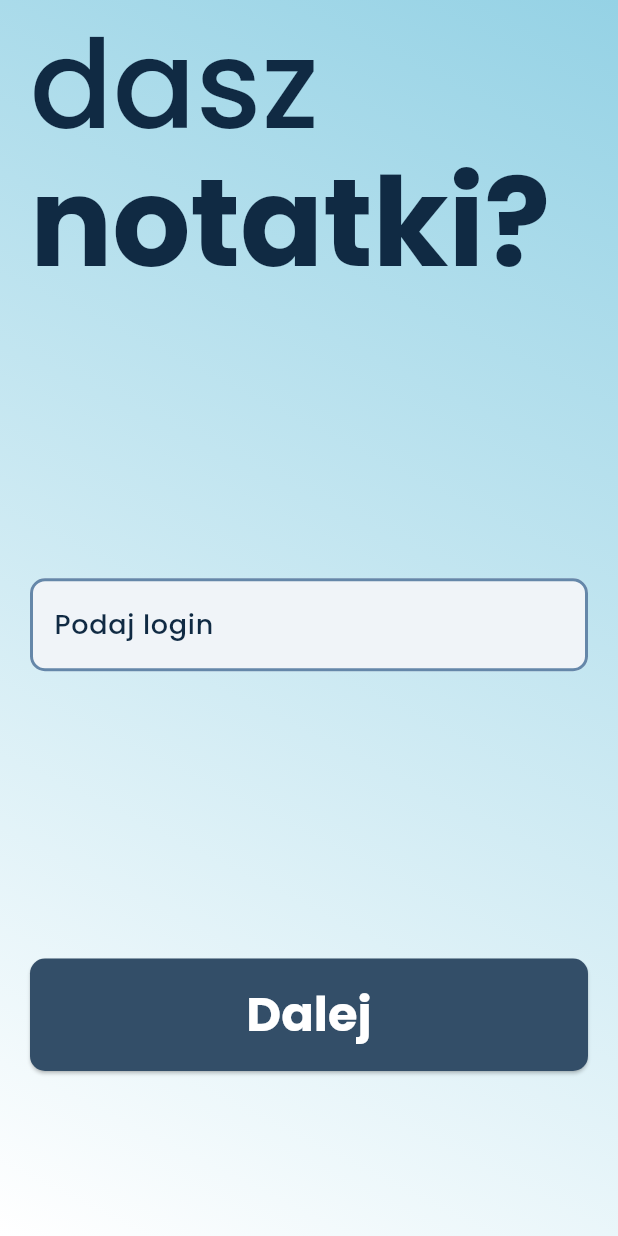
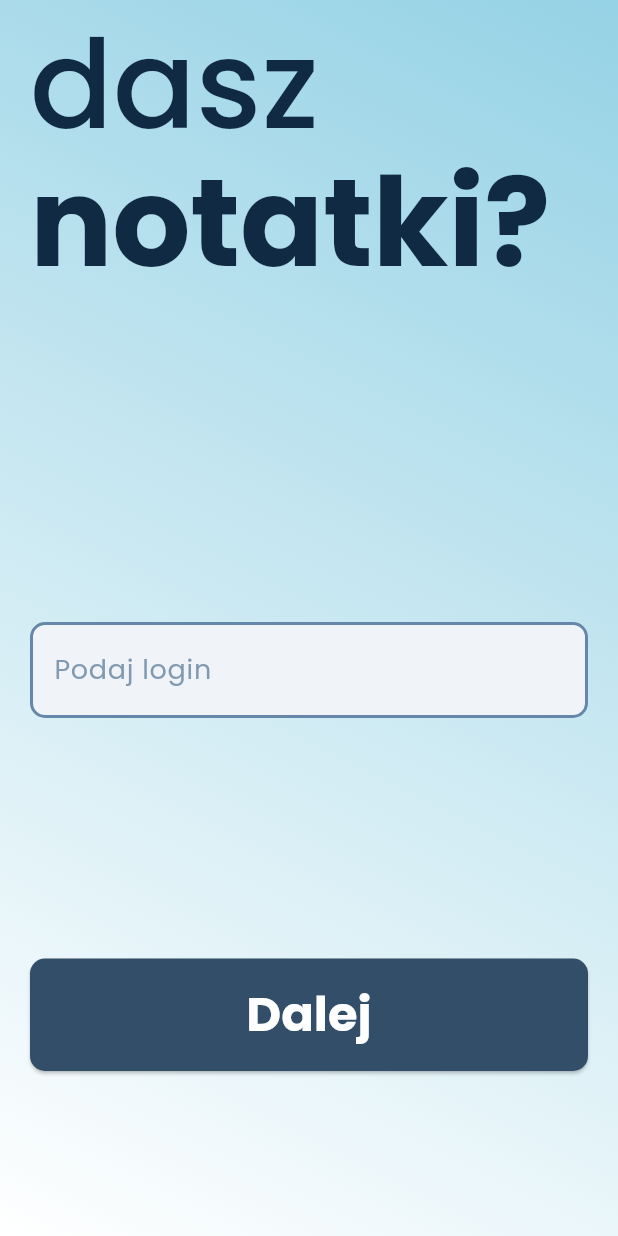
Before and after one commit to Miszczykk/dasz_spisac, a Flutter app: the screen it shows after launch, on a phone screen of 412 x 824 dp. Run offline on Flutter 3.47's test engine with Material 3 defaults, Android fonts, the light colour scheme and no system bars.

Commit message:
Added UI panel to login

```diff
--- /dev/null
+++ b/devtools_options.yaml
@@ -0,0 +1,3 @@
+description: This file stores settings for Dart & Flutter DevTools.
+documentation: https://docs.flutter.dev/tools/devtools/extensions#configure-extension-enablement-states
+extensions:
--- a/lib/theme/theme.dart
+++ b/lib/theme/theme.dart
@@ -12,24 +12,54 @@ class AppTheme {
       textTheme: TextTheme(
           displayLarge: TextStyle(
             fontSize: 82,
+            fontWeight: FontWeight.w500,
+            color: AppColors.primaryBlue,
+          ),
+          displayMedium: TextStyle(
+            fontSize: 42,
+            fontWeight: FontWeight.normal,
+            color: AppColors.secondaryBlue,
+          ),
+          headlineSmall: TextStyle(
+            fontSize: 18,
             fontWeight: FontWeight.normal,
             color: AppColors.primaryBlue,
           ),
+
+
         displaySmall: TextStyle(
           fontSize: 18,
           fontWeight: FontWeight.normal,
           color: AppColors.primaryBlue,
         ),
+
         bodyLarge: TextStyle(
           fontSize: 20,
           fontWeight: FontWeight.normal,
           color: AppColors.textInputActive
         ),
+
         bodySmall: TextStyle(
           fontSize: 14,
           fontWeight: FontWeight.normal,
           color: AppColors.secondaryBlue
-        )
+        ),
+
+          labelLarge: TextStyle(
+            fontSize: 38,
+            fontWeight: FontWeight.bold,
+            color: AppColors.textInputActive
+          ),
+          labelMedium: TextStyle(
+              fontSize: 24,
+              fontWeight: FontWeight.bold,
+              color: AppColors.textInputActive
+          ),
+          labelSmall: TextStyle(
+              fontSize: 14,
+              fontWeight: FontWeight.normal,
+              color: AppColors.secondaryBlue
+          )
       ),
 
       textSelectionTheme: TextSelectionThemeData(
@@ -42,11 +72,12 @@ class AppTheme {
         filled: true,
         fillColor: AppColors.bgInput,
         labelStyle: const TextStyle(
-          color: AppColors.textInputActive,
+          color: AppColors.textInputDesibled,
           fontSize: 18,
+          fontWeight: FontWeight.normal
         ),
         hintStyle: const TextStyle(
-          color: AppColors.textInputDesibled
+          color: AppColors.textInputDesibled,
         ),
         enabledBorder: OutlineInputBorder(
           borderRadius: BorderRadius.circular(10.0),
--- a/lib/viewmodels/login_viewmodel.dart
+++ b/lib/viewmodels/login_viewmodel.dart
@@ -1,5 +1,5 @@
+import 'package:flutter/material.dart';
 import 'package:dasz_spisac/views/policy_page.dart';
-import 'package:flutter/material.dart';
 
 class LoginViewmodel extends ChangeNotifier{
   final TextEditingController loginController = TextEditingController();
--- a/lib/viewmodels/policy_viewmodel.dart
+++ b/lib/viewmodels/policy_viewmodel.dart
@@ -1,10 +1,10 @@
 import 'package:flutter/material.dart';
-import 'package:dasz_spisac/views/policy_page.dart'; //TODO: Change
+import 'package:dasz_spisac/views/verification_page.dart';
 
 class PolicyViewmodel extends ChangeNotifier{
   void onNextPressed(BuildContext context) async{
     Navigator.of(context).pushReplacement(
-      MaterialPageRoute(builder: (context) => const PolicyPage()),
+      MaterialPageRoute(builder: (context) => const VerificationPage()),
     );
   }
 }
--- a/lib/views/login_page.dart
+++ b/lib/views/login_page.dart
@@ -39,9 +39,11 @@ class _LoginPageContent extends StatelessWidget{
             Expanded(child: Column(
               children: [
                 const Spacer(),
+                const Spacer(),
                 SizedBox(height: 100),
                 TextField(
                   controller: viewModel.loginController,
+                    style: Theme.of(context).textTheme.labelMedium,
                     decoration: const InputDecoration(
                         border: OutlineInputBorder(),
                         labelText: 'Podaj login'
--- a/lib/views/policy_page.dart
+++ b/lib/views/policy_page.dart
@@ -103,8 +103,8 @@ class _PolicyPageContent extends StatelessWidget{
                     Text.rich(
                       TextSpan(
                           children: [
-                          TextSpan(text: '\nREGULAMIN ŚWIADCZENIA USŁUG W RAMACH APLIKACJI MOBILNEJ "DASZ NOTATKI"\n\n', style: Theme.of(context).textTheme.displaySmall?.copyWith(fontWeight: FontWeight.bold)),
-                          TextSpan(text: policyText, style: Theme.of(context).textTheme.bodySmall)
+                          TextSpan(text: '\nREGULAMIN ŚWIADCZENIA USŁUG W RAMACH APLIKACJI MOBILNEJ "DASZ NOTATKI"\n\n', style: Theme.of(context).textTheme.headlineSmall?.copyWith(fontWeight: FontWeight.bold)),
+                          TextSpan(text: policyText, style: Theme.of(context).textTheme.labelSmall)
                           ])
                     ),
                     Consumer<PolicyViewmodel>(
--- a/pubspec.yaml
+++ b/pubspec.yaml
@@ -55,11 +55,13 @@ flutter:
   fonts:
     - family: Poppins
       fonts:
-#        - asset: assets/fonts/Poppins-Regular.ttf
         - asset: assets/fonts/Poppins-Medium.ttf
-          weight: 400
+          weight: 500
         - asset: assets/fonts/Poppins-Bold.ttf
           weight: 700
+        - asset: assets/fonts/Poppins-Regular.ttf
+          weight: 400
+
 
   # The following line ensures that the Material Icons font is
   # included with your application, so that you can use the icons in
```
Also changed, not shown: lib/viewmodels/verification_viewmodel.dart (added, +37 -0 lines), lib/views/verification_page.dart (added, +87 -0 lines).
